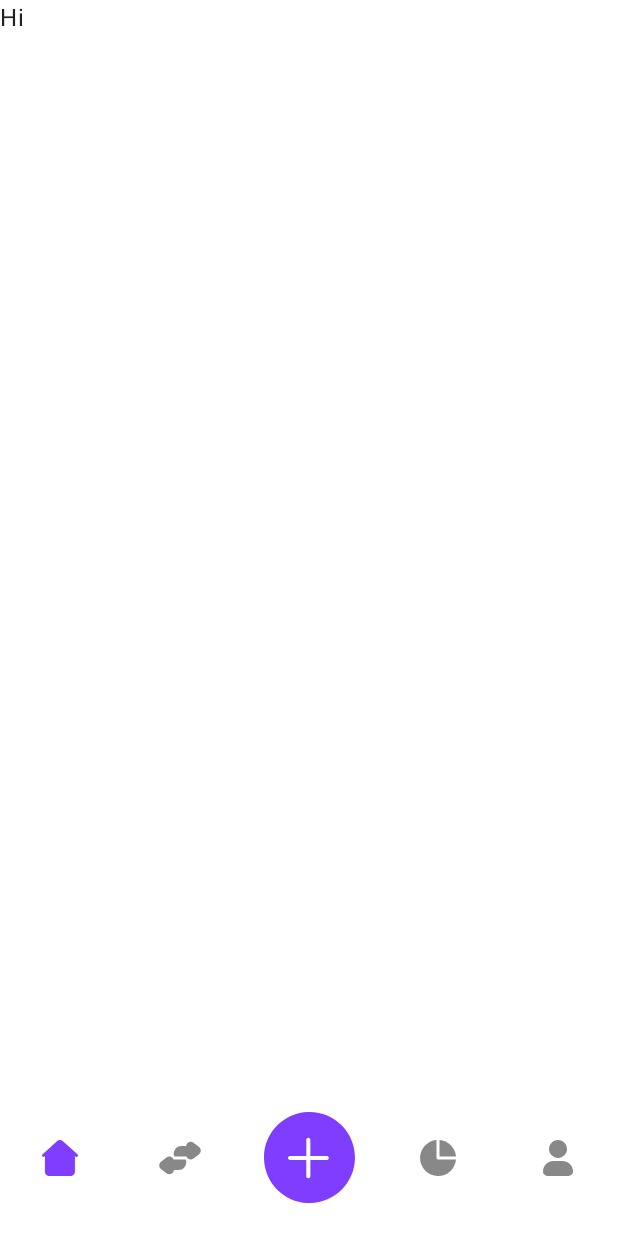
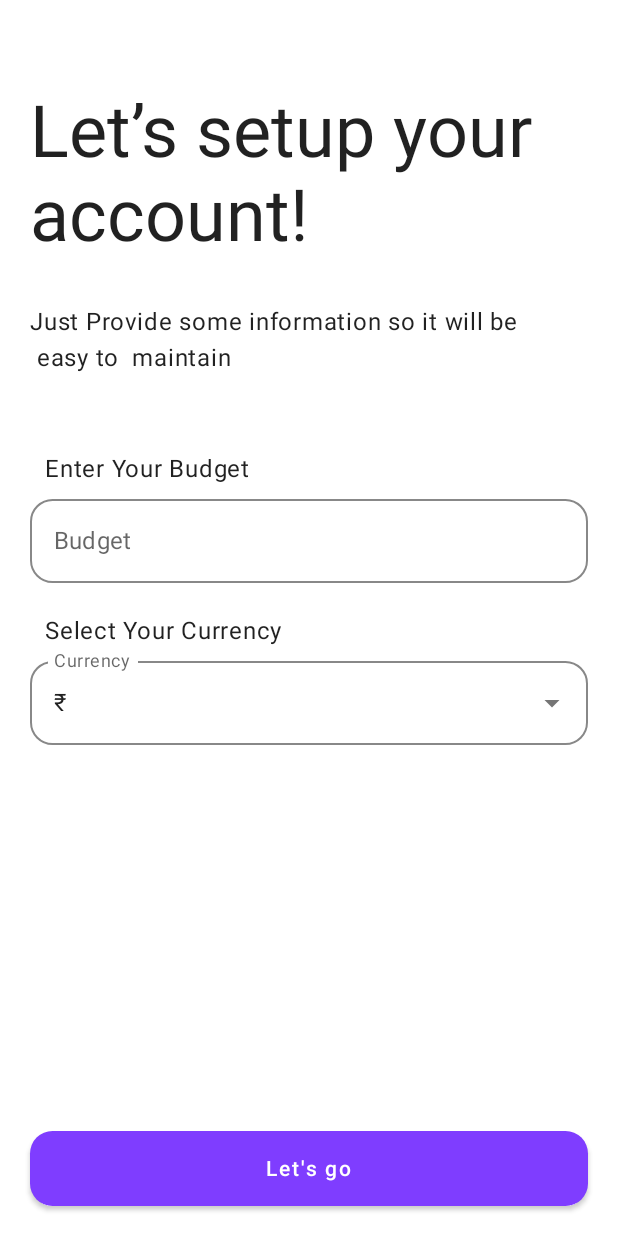
Before and after one commit to nikhjha/ExpTracker, an Android app built with Jetpack Compose: the screen it shows after launch (MainActivity), on a phone screen of 412 x 824 dp. Run offline under Robolectric (Android 15) with nearby library versions, the phone set to English and light mode, and no system bars.

Commit message:
Set up page

```diff
--- a/app/src/main/java/com/example/exptracker/navigation/Navigation.kt
+++ b/app/src/main/java/com/example/exptracker/navigation/Navigation.kt
@@ -5,6 +5,7 @@ import androidx.navigation.compose.NavHost
 import androidx.navigation.compose.composable
 import androidx.navigation.compose.rememberNavController
 import com.example.exptracker.pages.MainApp
+import com.example.exptracker.pages.SetupPage
 import com.example.exptracker.pages.StartPage
 
 @Composable
@@ -15,7 +16,7 @@ fun Navigation() {
             StartPage(navController)
         }
         composable(route = Screen.SetUpScreen.route) {
-
+            SetupPage()
         }
         composable(route = Screen.MainAppScreen.route){
             MainApp()
--- a/app/src/main/java/com/example/exptracker/pages/SetUpPage.kt
+++ b/app/src/main/java/com/example/exptracker/pages/SetUpPage.kt
@@ -1 +1,148 @@
 package com.example.exptracker.pages
+
+import androidx.compose.foundation.layout.*
+import androidx.compose.foundation.shape.RoundedCornerShape
+import androidx.compose.foundation.text.KeyboardOptions
+import androidx.compose.material.*
+import androidx.compose.runtime.*
+import androidx.compose.ui.Alignment
+import androidx.compose.ui.Modifier
+import androidx.compose.ui.focus.FocusEventModifier
+import androidx.compose.ui.graphics.Color
+import androidx.compose.ui.text.input.KeyboardType
+import androidx.compose.ui.text.input.TextFieldValue
+import androidx.compose.ui.tooling.preview.Preview
+import androidx.compose.ui.unit.dp
+import com.example.exptracker.ui.theme.ExpTrackerTheme
+
+
+@Composable
+fun SetupPage() {
+    Box(Modifier.fillMaxWidth()) {
+
+        Column(Modifier.padding(top = 60.dp, start = 20.dp, end = 20.dp)) {
+            Text(
+                "Let’s setup your \n" + "account!", style = MaterialTheme.typography.h3
+            )
+            Text(
+                "Just Provide some information so it will be\n" + " easy to  maintain",
+                Modifier.padding(top = 30.dp)
+            )
+            Spacer(modifier = Modifier.height(50.dp))
+            FormInfo()
+            Column(
+                Modifier
+                    .fillMaxHeight()
+                    .padding(bottom = 20.dp),
+                verticalArrangement = Arrangement.Bottom
+            ) {
+                Box(
+                    Modifier
+                        .fillMaxWidth()
+                        .wrapContentSize(Alignment.Center)
+                ) {
+                    Button(
+                        onClick = { /*TODO*/ },
+                        Modifier
+                            .fillMaxWidth()
+                            .height(50.dp), shape = RoundedCornerShape(15.dp)
+                    ) {
+                        Text(text = "Let's go")
+                    }
+                }
+            }
+
+        }
+    }
+}
+
+@OptIn(ExperimentalMaterialApi::class)
+@Composable
+fun FormInfo() {
+    val options = listOf("₹", "\$", "Option 3", "Option 4", "Option 5")
+    var expanded by remember { mutableStateOf(false) }
+    var selectedOptionText by remember { mutableStateOf(options[0]) }
+
+    var budget by remember {
+        mutableStateOf(TextFieldValue(""))
+    }
+    Box() {
+        Column(Modifier.fillMaxWidth()) {
+            Box(
+                Modifier
+                    .fillMaxWidth()
+            ) {
+                Column(Modifier.fillMaxWidth()) {
+                    Text("Enter Your Budget", Modifier.padding(start = 10.dp))
+                    OutlinedTextField(
+                        value = budget,
+                        modifier = Modifier.fillMaxWidth(),
+                        onValueChange = { newText -> budget = newText },
+                        label = { Text(text = "Budget") },
+                        shape = RoundedCornerShape(15.dp),
+                        colors = TextFieldDefaults.outlinedTextFieldColors(
+                            focusedBorderColor = MaterialTheme.colors.primary,
+                            unfocusedBorderColor = Color.Gray
+                        ),
+//                        KeyboardOptions = KeyboardOptions(keyboardType = KeyboardType.Number)
+                    )
+                }
+            }
+
+            Spacer(modifier = Modifier.height(20.dp))
+
+            Box(
+                Modifier
+                    .fillMaxWidth()
+            ) {
+                Column() {
+                    Text("Select Your Currency", Modifier.padding(start = 10.dp))
+                    ExposedDropdownMenuBox(expanded = expanded,
+                        onExpandedChange = { expanded = !expanded }) {
+                        OutlinedTextField(readOnly = true,
+                            value = selectedOptionText,
+                            modifier = Modifier.fillMaxWidth(),
+                            onValueChange = {},
+                            label = { Text(text = "Currency") },
+                            colors = TextFieldDefaults.outlinedTextFieldColors(
+                                focusedBorderColor = MaterialTheme.colors.primary,
+                                unfocusedBorderColor = Color.Gray,
+                                backgroundColor = Color.White
+                            ),
+                            shape = RoundedCornerShape(15.dp),
+                            trailingIcon = {
+                                ExposedDropdownMenuDefaults.TrailingIcon(expanded = expanded)
+                            },
+//                                    colors = ExposedDropdownMenuDefaults.textFieldColors()
+                        )
+                        ExposedDropdownMenu(
+                            expanded = expanded,
+                            onDismissRequest = {
+                                expanded = false
+                            }
+                        ) {
+                            options.forEach { selectionOption ->
+                                DropdownMenuItem(
+                                    onClick = {
+                                        selectedOptionText = selectionOption
+                                        expanded = false
+                                    }
+                                ) {
+                                    Text(text = selectionOption)
+                                }
+                            }
+                        }
+                    }
+                }
+            }
+        }
+    }
+}
+
+@Preview(showBackground = true, showSystemUi = true)
+@Composable
+fun Setuppg() {
+    ExpTrackerTheme {
+        SetupPage()
+    }
+}
--- a/app/src/main/java/com/example/exptracker/pages/StartPage.kt
+++ b/app/src/main/java/com/example/exptracker/pages/StartPage.kt
@@ -33,7 +33,7 @@ fun StartPage( navController: NavController) {
 //    }
     LaunchedEffect(Unit){
         delay(1.seconds)
-        navController.navigate(route = Screen.MainAppScreen.route)
+        navController.navigate(route = Screen.SetUpScreen.route)
     }
     Column(
         Modifier
```
